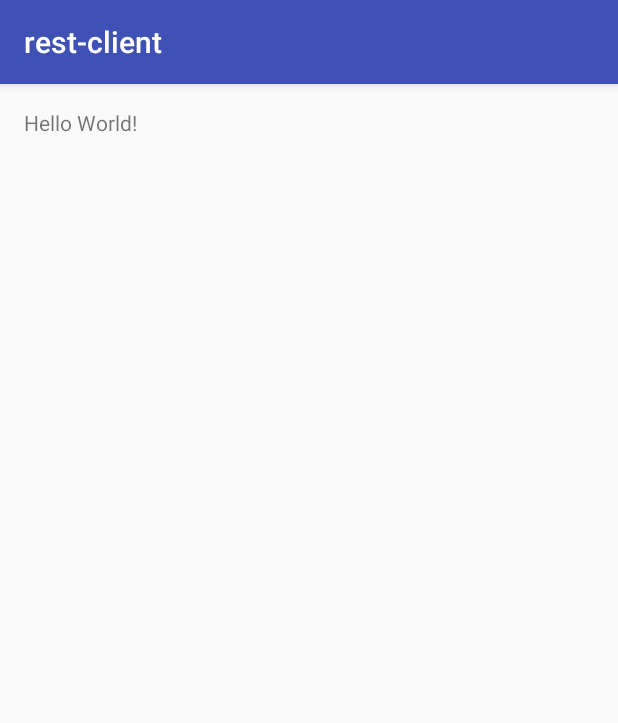
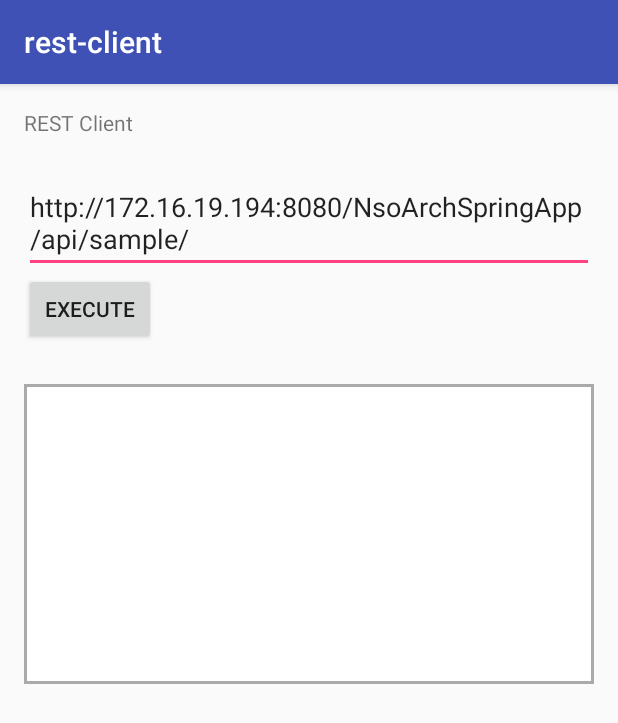
Before and after one commit to teppei-github/android-java-rest-client-light, an Android app: the screen it shows after launch (MainActivity), on a phone screen of 412 x 824 dp. Shown: the top 723 px of the screen. Run offline under Robolectric (Android 15) with nearby library versions, the phone set to English and light mode, and no system bars.

Commit message:
Created layout

```diff
--- /dev/null
+++ b/app/src/main/res/drawable/view_frame.xml
@@ -0,0 +1,6 @@
+<?xml version="1.0" encoding="utf-8"?>
+<shape xmlns:android="http://schemas.android.com/apk/res/android"
+    android:shape="rectangle">
+    <solid android:color="#FFFFFF"/>
+    <stroke android:width="2dp" android:color="#AAAAAA" />
+</shape>
--- a/app/src/main/res/layout/activity_main.xml
+++ b/app/src/main/res/layout/activity_main.xml
@@ -12,5 +12,37 @@
     <TextView
         android:layout_width="wrap_content"
         android:layout_height="wrap_content"
-        android:text="Hello World!" />
+        android:text="REST Client"
+        android:id="@+id/textView" />
+
+    <EditText
+        android:layout_width="wrap_content"
+        android:layout_height="wrap_content"
+        android:id="@+id/txtRequestUri"
+        android:layout_below="@+id/textView"
+        android:layout_alignParentStart="true"
+        android:layout_marginTop="24dp"
+        android:layout_alignParentEnd="true"
+        android:text="http://172.16.19.194:8080/NsoArchSpringApp/api/sample/" />
+
+    <Button
+        android:layout_width="wrap_content"
+        android:layout_height="wrap_content"
+        android:text="Execute"
+        android:id="@+id/btnExecute"
+        android:layout_below="@+id/txtRequestUri"
+        android:layout_alignParentStart="true" />
+
+    <TextView
+        android:layout_width="wrap_content"
+        android:layout_height="wrap_content"
+        android:text=""
+        android:id="@+id/txtViewResponse"
+        android:layout_marginTop="26dp"
+        android:layout_below="@+id/btnExecute"
+        android:layout_alignParentStart="true"
+        android:layout_alignEnd="@+id/txtRequestUri"
+        android:background="@drawable/view_frame"
+        android:height="200dp" />
+
 </RelativeLayout>
```
